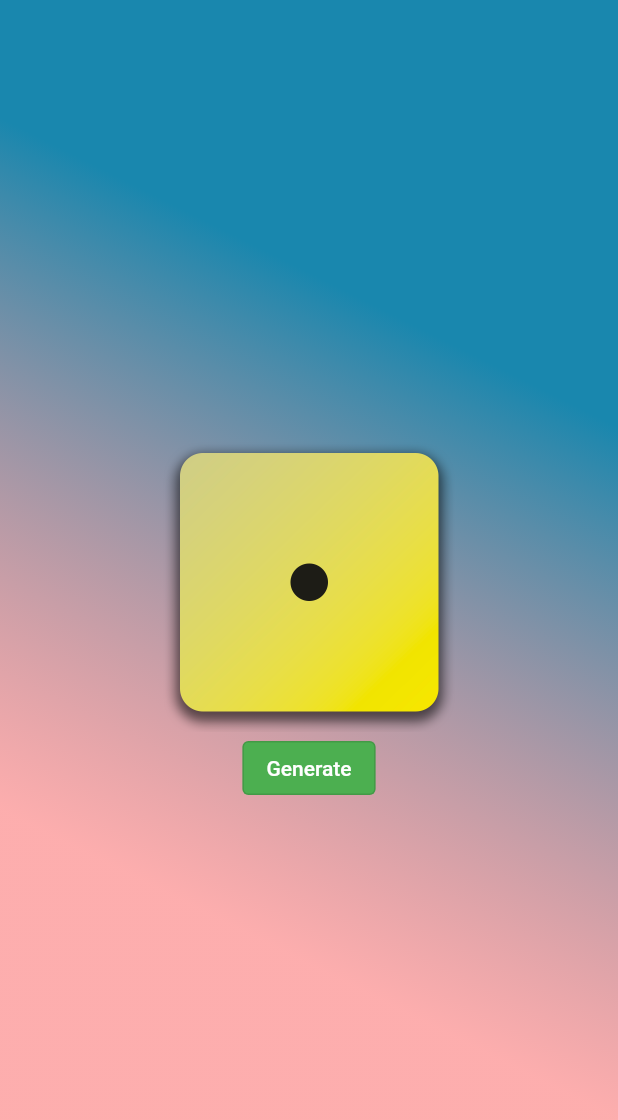
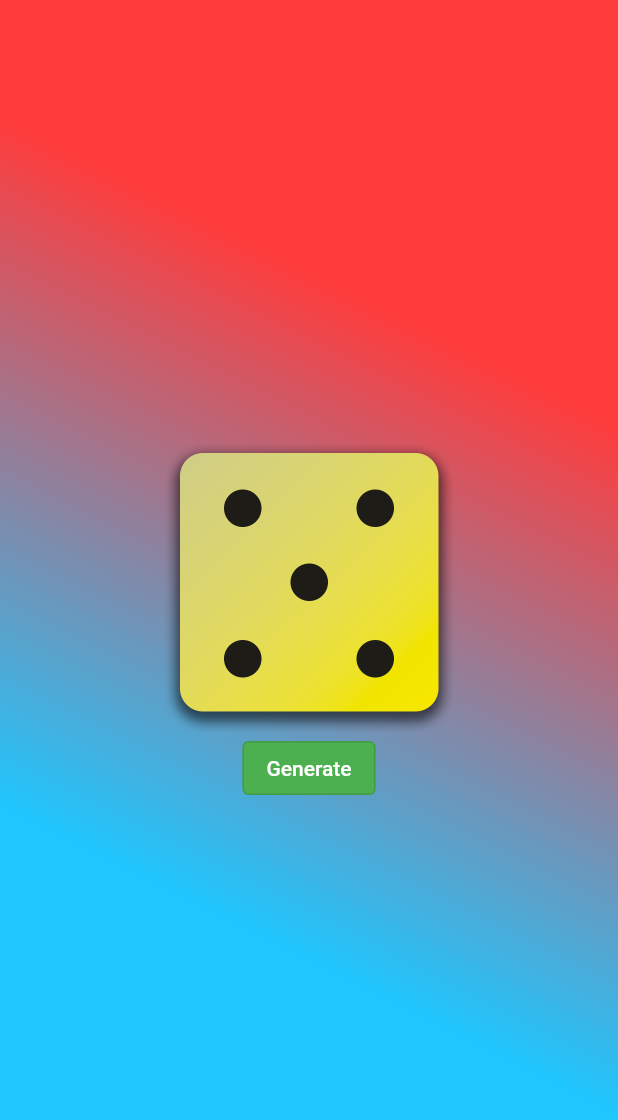
Before and after one commit to joyalshine/flutter-dice-roll, a Flutter app: the screen it shows after launch, after a tap on "Generate", on a phone screen of 412 x 824 dp. Shown: the top 1120 px of the screen. Run offline on Flutter 3.47's test engine with Material 2 defaults, Android fonts, the phone set to English and light mode, and no system bars.

Commit message:
Compled Final Commit

```diff
--- a/lib/dice_area.dart
+++ b/lib/dice_area.dart
@@ -1,3 +1,5 @@
+import 'dart:math';
+
 import 'package:flutter/material.dart';
 
 class DiceArea extends StatefulWidget {
@@ -8,7 +10,12 @@ class DiceArea extends StatefulWidget {
 }
 
 class _DiceAreaState extends State<DiceArea> {
-  void changeDice() {}
+  var currentDiceIndex = 2;
+  void changeDice() {
+    setState(() {
+      currentDiceIndex = Random().nextInt(6) + 1;
+    });
+  }
 
   @override
   Widget build(BuildContext context) {
@@ -16,11 +23,11 @@ class _DiceAreaState extends State<DiceArea> {
       mainAxisSize: MainAxisSize.min,
       children: [
         Image.asset(
-          'assets/images/dice-1.png',
+          'assets/images/dice-$currentDiceIndex.png',
           width: 200,
         ),
         OutlinedButton(
-          onPressed: () {},
+          onPressed: changeDice,
           style: OutlinedButton.styleFrom(backgroundColor: Colors.green),
           child: const Text(
             'Generate',
--- a/lib/home_screen.dart
+++ b/lib/home_screen.dart
@@ -2,7 +2,10 @@ import 'package:dice_roll/dice_area.dart';
 import 'package:flutter/material.dart';
 
 class HomeScreen extends StatelessWidget {
-  const HomeScreen({super.key});
+  const HomeScreen({super.key, required this.color1, required this.color2});
+
+  final Color color1;
+  final Color color2;
 
   @override
   Widget build(BuildContext context) {
@@ -10,11 +13,11 @@ class HomeScreen extends StatelessWidget {
       body: Container(
         height: double.infinity,
         width: double.infinity,
-        decoration: const BoxDecoration(
+        decoration: BoxDecoration(
             gradient: LinearGradient(colors: [
-          Color.fromARGB(255, 25, 135, 174),
-          Color.fromARGB(137, 255, 108, 108),
-        ], transform: GradientRotation(90))),
+          color1,
+          color2,
+        ], transform: const GradientRotation(90))),
         child: const Center(
           child: DiceArea(),
         ),
--- a/lib/main.dart
+++ b/lib/main.dart
@@ -12,7 +12,10 @@ class MyApp extends StatelessWidget {
   Widget build(BuildContext context) {
     return MaterialApp(
       theme: ThemeData(primarySwatch: Colors.blue),
-      home: const HomeScreen(),
+      home: const HomeScreen(
+        color1: Color.fromARGB(255, 255, 60, 60),
+        color2: Color.fromARGB(255, 30, 199, 255),
+      ),
     );
   }
 }
```
